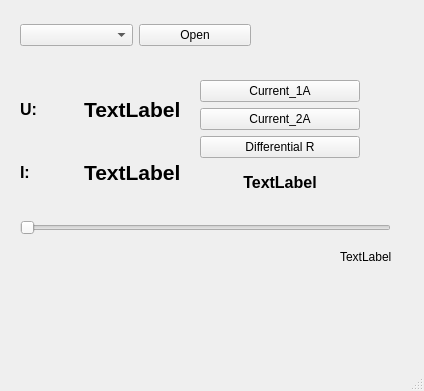
Above: software/mainwindow.ui from pmenschikov/bat_tester before the change. Below: the same form after it.
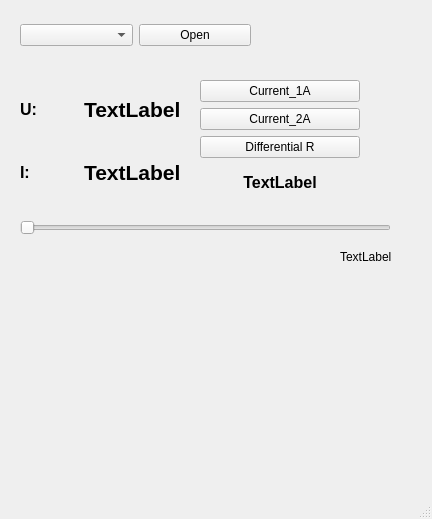
That is the form after the change.

The edit to the form file:
```diff
--- a/software/mainwindow.ui
+++ b/software/mainwindow.ui
@@ -6,8 +6,8 @@
    <rect>
     <x>0</x>
     <y>0</y>
-    <width>424</width>
-    <height>391</height>
+    <width>432</width>
+    <height>519</height>
    </rect>
   </property>
   <property name="windowTitle">
```
Left out of the diff: 17 changed lines with no effect on the pictures.
